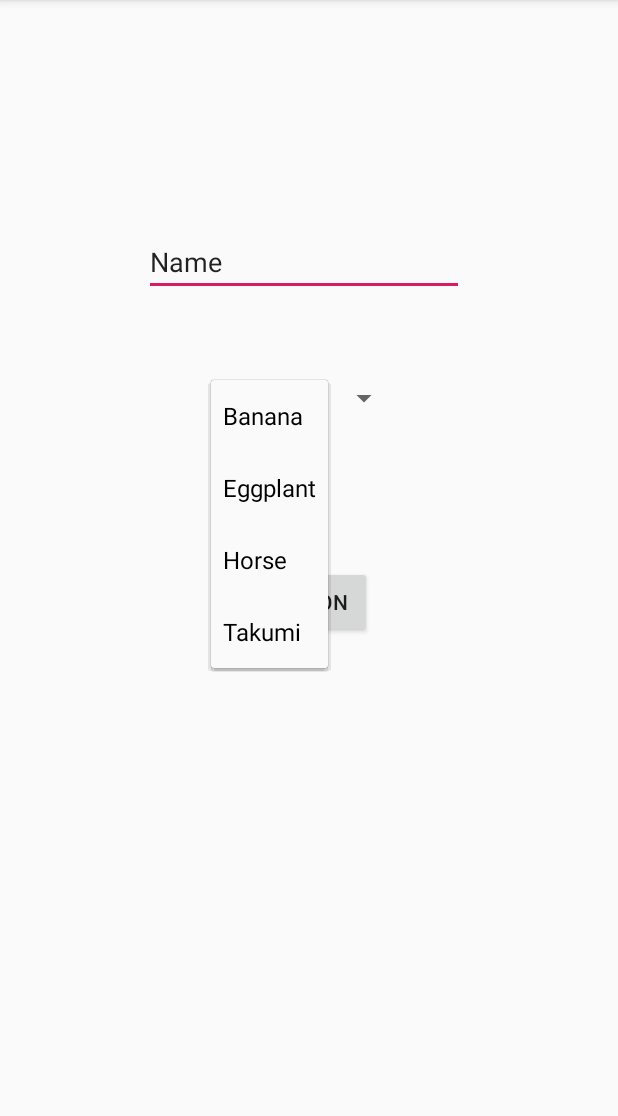
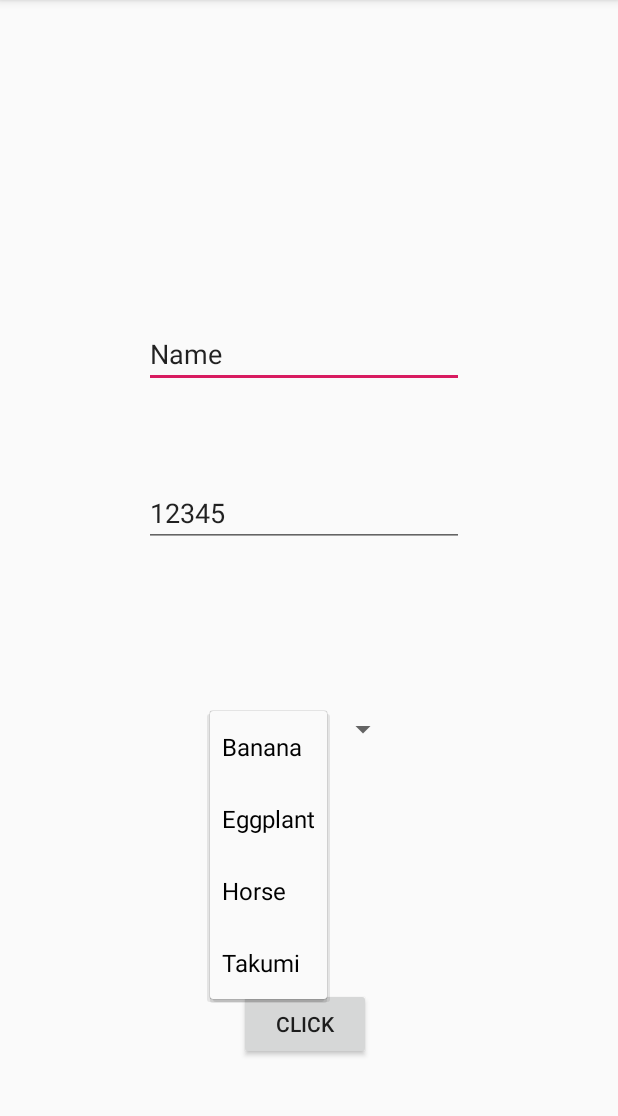
Before and after one commit to Abraham208/ExamCoverage, an Android app: the screen it shows after launch (MainActivity), after a tap on "Banana", on a phone screen of 412 x 824 dp, the part 84-1200 px from its top. Run offline under Robolectric (Android 15) with nearby library versions, the phone set to English and light mode, and no system bars; 1 statement that could not run was skipped.

Commit message:
Main Activity Code Complete

```diff
--- a/app/src/main/AndroidManifest.xml
+++ b/app/src/main/AndroidManifest.xml
@@ -9,6 +9,7 @@
         android:roundIcon="@mipmap/ic_launcher_round"
         android:supportsRtl="true"
         android:theme="@style/AppTheme">
+        <activity android:name=".SecondActivity"></activity>
         <activity android:name=".MainActivity">
             <intent-filter>
                 <action android:name="android.intent.action.MAIN" />
--- a/app/src/main/java/mcm/edu/ph/examcoverage/MainActivity.java
+++ b/app/src/main/java/mcm/edu/ph/examcoverage/MainActivity.java
@@ -7,14 +7,17 @@ import android.os.Bundle;
 import android.widget.Spinner; // ang import para macall ang spinner
 import android.widget.Button; // ang import para macall ang button
 import android.widget.EditText; // ang import para macall ang textbox (EditText)
-import android.view.View;
+import android.view.View; // imports na related sa UI interactions. gigamit nato sa onclick listener
+import android.widget.AdapterView; //similar sa views para sa button pero this time gamiton nato para sa
+import android.content.Intent; // ang import nato para magamit ang intent. responsible para maka move ta to another activity.
 
 public class MainActivity extends AppCompatActivity {
 
-    String text; //diri nato gideclare ang string para magamit sya sa tanan functions(methods) sa MainActivity.java Class
+    String txtFromSpinner,txtFromTxtbox; //diri nato gideclare ang string para magamit sya sa tanan functions(methods) sa MainActivity.java Class
     Spinner spinner; //ang spinner gideclare nato as object (otherwise known as variable);
     Button button; //ang button gideclare nato as object (otherwise known as variable);
-    EditText txtbox; //ang EditText gideclare nato as object (otherwise known as variable);
+    EditText txtbox,numbox; //ang EditText gideclare nato as object (otherwise known as variable);
+    int number = 0; //naghimo ko ug integer variable just to use as an example later
 
     @Override
     protected void onCreate(Bundle savedInstanceState) {
@@ -22,7 +25,19 @@ public class MainActivity extends AppCompatActivity {
         setContentView(R.layout.activity_main);
         spinner =  findViewById(R.id.kibsSpin); //gitawag nato ang kibSpin spinner gikan sa activity_main.xml
         button =   findViewById(R.id.btn); //gitawag nato ang btn button gikan sa activity_main.xml
-        txtbox =   findViewById(R.id.txtBox); //gitawag nato ang txtbox EditText gikan sa activity_main.xml
+        txtbox =   findViewById(R.id.txtBox); //gitawag nato ang txtBox EditText gikan sa activity_main.xml
+        numbox =   findViewById(R.id.numBox); //gitawag nato ang numBox EditText, dummy data, gamiton nato for illustration purposes
+
+        spinner.setOnItemClickListener( //listener para sa spinner para magcollapse sya pag iclick type lang spinner.setOnItemClickListener();
+                new AdapterView.OnItemClickListener() {
+                    //for this part para mag auto complete type lang new AdapterView.OnItemClickListener then iclick ang suggestion
+                    @Override
+                    public void onItemClick(AdapterView<?> parent, View view, int position, long id) {
+                        //diri nimo ibutang ang code para maselect ang option gikan sa spinner
+                        txtFromSpinner = spinner.getSelectedItem().toString(); // mao ni ang code para makuha nato ang giselect sa spinner. gibutang nato sa string
+                    }
+                }
+        );
 
         button.setOnClickListener( //nagcreate ta ug button onclick listener
                 new View.OnClickListener() { //para mag autotype sya type lang ug new View.OnClickListener. pag naay suggestion just press enter or click
@@ -30,8 +45,54 @@ public class MainActivity extends AppCompatActivity {
                     public void onClick(View v) {
                         //ang code na gusto ninyo irun after mo magclick ug button, diri ibutang
 
-                    }
-                }
-        );
-    }
-}
+                        txtFromTxtbox = String.valueOf(txtbox.getText()); //comment relating to this line of code below
+                        /** gikuha nato diri ang whatever gitype nimo sa EditText. Important nga naay String.valueOf()
+                         *  nga method para ma sure nato nga string jud ang atong data. Gamit pud sya pangconvert from
+                         *  other data types (int, double, char, float) into string in which required ta later.
+                         *  Note:
+                         *
+                         *  to convert any data type to string, String.valueOf(variablediri);
+                         *  to convert string data type to double, Double.parseDouble(variablediri);
+                         *  to convert string data type to int, Integer.parseInt(variablediri);
+                         *
+                         *  so kung gusto nato nga integer diretso ato makuha gikan sa textbox ani ang code:
+                         *
+                         *  txtFromTxtbox = Integer.parseInt(txtbox.getText());
+                         *
+                         **/
+                        number = Integer.parseInt(String.valueOf(numbox.getText()));
+                        /** this time int na atong kailangan, so una iconvert gihapon nato sya into string.
+                         *  after sa string conversion, ato napud sya inconvert to int. There are other ways
+                         *  to do this but isa ni sa easiest.
+                         **/
+
+                        Intent i  = new Intent(MainActivity.this, SecondActivity.class); //comment relating to this line of code below
+                        /** kani nga line of code nag declare sa atong intention nga mag move ta to another activity.
+                         *  sa sulod sa Intent() Object nga ato gicreate is ang mga activities (or java classes)
+                         *  nga inyo iforward after ninyo istart ang intent. Ang pasabot sa MainActivity.this nga part
+                         *  is kung where magstart ang atong intent. Ang SecondActivity.class nga part is kung asa
+                         *  next iforward ang intent, which for this case ang SecondActivity.
+                         *  Special Notes:
+                         *
+                         *  Para makacreate ka ug new activity, iright click ang package folder sa right side, for
+                         *  this project ang mcm.edu.ph.examcoverage, then New > Activity > Empty Activity
+                         *
+                         *  Pag kani nga line of code mag error use this instead:
+                         *  Intent i  = new Intent(this, SecondActivity.class);
+                         **/
+
+                        i.putExtra("TEXT_SA_SPINNER",txtFromSpinner); //comment relating to this line of code below
+                        /** sa ani na way ta maka pass ug variable from one activity padulong sa next one.
+                         *  ang "TEXT_SA_SPINNER" kay ang iyahang intent data name, in other words, murag
+                         *  variable name lang gihapon. So ang nahitabo ani nga line of code is atong gi
+                         *  pasa ang unod ni txtFromSpinner (which is string) padulong kay TEXT_SA_SPINNER
+                         **/
+                        i.putExtra("INT_NATO", number); //same sa example sa taas. integer sya pero same lang gihapon.
+                        i.putExtra("TEXT_SA_TXTBOX", txtFromTxtbox); //ato napud gipasa ang unod gikan sa textbox
+                        startActivity(i); //nag indicate nga istart na nato ang intent. always last ni sa intent code.
+
+                    }//closure sa onclick listener. Please ignore
+                }//closure sa button onclick function. Please ignore
+        ); //closure sa onclick method. Please ignore
+    }//closure sa oncreate. Please ignore
+}//closure sa main activity. Please ignore
--- a/app/src/main/res/layout/activity_main.xml
+++ b/app/src/main/res/layout/activity_main.xml
@@ -15,29 +15,42 @@
         android:ems="10"
         android:inputType="textPersonName"
         android:text="Name"
+        app:layout_constraintBottom_toTopOf="@+id/numBox"
         app:layout_constraintStart_toStartOf="parent"
         app:layout_constraintTop_toTopOf="parent" />
 
-    <!-- Spinner note below -->
+
+    <EditText
+        android:id="@+id/numBox"
+        android:layout_width="wrap_content"
+        android:layout_height="wrap_content"
+        android:ems="10"
+        android:inputType="textPersonName"
+        android:clickable="false"
+        android:text="12345"
+        app:layout_constraintBottom_toTopOf="@+id/kibsSpin"
+        app:layout_constraintEnd_toEndOf="@+id/txtBox"
+        app:layout_constraintHorizontal_bias="0.5"
+        app:layout_constraintStart_toStartOf="@+id/txtBox"
+        app:layout_constraintTop_toBottomOf="@+id/txtBox" />
+
     <Spinner
         android:id="@+id/kibsSpin"
         android:layout_width="wrap_content"
         android:layout_height="wrap_content"
-        android:layout_marginTop="56dp"
-        app:layout_constraintEnd_toEndOf="@+id/txtBox"
-        app:layout_constraintHorizontal_bias="0.515"
-        app:layout_constraintStart_toStartOf="@+id/txtBox"
-        app:layout_constraintTop_toBottomOf="@+id/txtBox"
-
+        android:layout_marginTop="48dp"
         android:entries="@array/fruit"
-        />
+        app:layout_constraintBottom_toTopOf="@+id/btn"
+        app:layout_constraintEnd_toEndOf="@+id/numBox"
+        app:layout_constraintHorizontal_bias="0.5"
+        app:layout_constraintStart_toStartOf="@+id/numBox"
+        app:layout_constraintTop_toBottomOf="@+id/numBox" />
+    <!-- Spinner note below -->
     <!--
     Sir's note: android:entries="@array/fruit" para naay data ang
     unod sa spinner. Ang strings ani naa sa res/values/strings.xml
-    follow this format
+    follow this format!
     -->
-
-
 
 
     <Button
@@ -45,8 +58,10 @@
         android:layout_width="wrap_content"
         android:layout_height="wrap_content"
         android:layout_marginTop="100dp"
-        android:text="Button"
+        android:text="Click"
+        app:layout_constraintBottom_toBottomOf="parent"
         app:layout_constraintEnd_toEndOf="@+id/kibsSpin"
+        app:layout_constraintHorizontal_bias="0.5"
         app:layout_constraintStart_toStartOf="@+id/kibsSpin"
         app:layout_constraintTop_toBottomOf="@+id/kibsSpin" />
 
```
Also changed, not shown: app/src/main/java/mcm/edu/ph/examcoverage/SecondActivity.java (added, +14 -0 lines), app/src/main/res/layout/activity_second.xml (added, +9 -0 lines).
